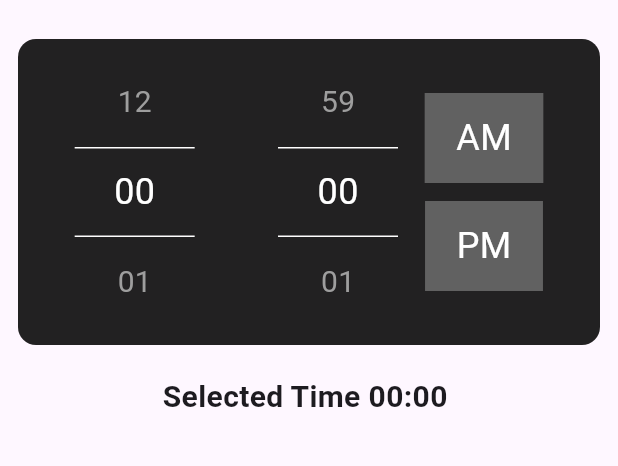
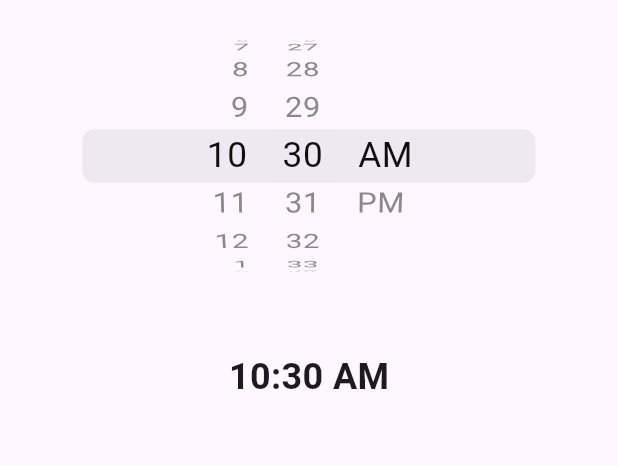
Before and after one commit to wahidmurad1/Alarm-App, a Flutter app: the screen it shows after launch, after a tap on the "add" icon, on a phone screen of 412 x 824 dp, the part 63-529 px from its top. Run offline on Flutter 3.47's test engine with Material 2 defaults, Android fonts, the phone set to English and light mode, and no system bars; drawn by our look-alikes of numberpicker; our stand-ins replace flutter_riverpod.

Commit message:
time picker change to cupertino time picker

```diff
--- a/lib/alarm_details_page.dart
+++ b/lib/alarm_details_page.dart
@@ -1,16 +1,14 @@
 import 'package:alarm_app/alarm_list_notifier.dart';
+import 'package:flutter/cupertino.dart';
 import 'package:flutter/material.dart';
 import 'package:flutter_riverpod/flutter_riverpod.dart';
-import 'package:numberpicker/numberpicker.dart';
+import 'package:intl/intl.dart';
 
 class AlarmDetailsPage extends ConsumerWidget {
   const AlarmDetailsPage({super.key});
 
   @override
   Widget build(BuildContext context, WidgetRef ref) {
-    final hour = ref.watch(hourProvider);
-    final minute = ref.watch(minuteProvider);
-    final timeFormat = ref.watch(timeFormatProvider);
     return Scaffold(
       appBar: AppBar(
         elevation: 0,
@@ -24,125 +22,65 @@ class AlarmDetailsPage extends ConsumerWidget {
         actions: [
           IconButton(
               onPressed: () {
-                ref.read(alarmListProvider.notifier).add('${hour.toString().padLeft(2, '0')}:${minute.toString().padLeft(2, '0')} ${timeFormat.toString()}');
+                ref.read(alarmListProvider.notifier).add(DateFormat('hh:mm a').format(ref.watch(pickedTimeProvider)));
                 Navigator.pop(context);
               },
               icon: const Icon(Icons.check))
         ],
       ),
-      body: Padding(
-        padding: const EdgeInsets.symmetric(horizontal: 12, vertical: 12),
-        child: Column(
+      body: Column(
         children: [
-            Container(
-              padding: const EdgeInsets.symmetric(horizontal: 20, vertical: 12),
-              decoration: BoxDecoration(
-                color: Colors.black87,
-                borderRadius: BorderRadius.circular(12),
-              ),
-              child: Row(
-                mainAxisAlignment: MainAxisAlignment.spaceEvenly,
-                children: [
-                  NumberPicker(
-                    minValue: 0,
-                    maxValue: 12,
-                    value: hour,
-                    zeroPad: true,
-                    infiniteLoop: true,
-                    itemWidth: 80,
-                    itemHeight: 60,
-                    onChanged: (value) {
-                      ref.read(hourProvider.notifier).state = value;
+          SizedBox(
+            height: 180,
+            child: CupertinoDatePicker(
+              initialDateTime: DateTime.now(),
+              mode: CupertinoDatePickerMode.time,
+              onDateTimeChanged: (value) {
+                ref.read(pickedTimeProvider.notifier).state = value;
               },
-                    textStyle: const TextStyle(fontSize: 20, color: Colors.grey),
-                    selectedTextStyle: const TextStyle(fontSize: 24, color: Colors.white),
-                    decoration: const BoxDecoration(border: Border(top: BorderSide(color: Colors.white), bottom: BorderSide(color: Colors.white))),
-                  ),
-                  const SizedBox(
-                    width: 20,
-                  ),
-                  NumberPicker(
-                    minValue: 0,
-                    maxValue: 59,
-                    value: minute,
-                    zeroPad: true,
-                    infiniteLoop: true,
-                    itemWidth: 80,
-                    itemHeight: 60,
-                    onChanged: (value) {
-                      ref.read(minuteProvider.notifier).state = value;
-                    },
-                    textStyle: const TextStyle(fontSize: 20, color: Colors.grey),
-                    selectedTextStyle: const TextStyle(fontSize: 24, color: Colors.white),
-                    decoration: const BoxDecoration(border: Border(top: BorderSide(color: Colors.white), bottom: BorderSide(color: Colors.white))),
-                  ),
-                  Column(
-                    children: [
-                      InkWell(
-                        onTap: () {
-                          ref.read(timeFormatProvider.notifier).state = 'AM';
-                        },
-                        child: Container(
-                          padding: const EdgeInsets.symmetric(horizontal: 20, vertical: 12),
-                          decoration: BoxDecoration(
-                              color: timeFormat == 'AM' ? Colors.grey.shade800 : Colors.grey.shade700,
-                              border: Border.all(color: timeFormat == 'AM' ? Colors.grey : Colors.grey.shade700)),
-                          child: const Text(
-                            'AM',
-                            style: TextStyle(fontSize: 24, color: Colors.white),
             ),
           ),
-                      ),
+          // SizedBox(
+          //   height: 180,
+          //   child: Theme(
+          //     data: ThemeData.light().copyWith(
+          //       cupertinoOverrideTheme: CupertinoThemeData(
+          //         textTheme: CupertinoTextThemeData(
+          //           dateTimePickerTextStyle: TextStyle(
+          //             color: Colors.red, // change this to your desired color
+          //           ),
+          //         ),
+          //       ),
+          //     ),
+          //     child: CupertinoDatePicker(
+          //       initialDateTime: DateTime.now(),
+          //       mode: CupertinoDatePickerMode.time,
+          //       onDateTimeChanged: (value) {
+          //         ref.read(pickedTimeProvider.notifier).state = value;
+          //       },
+          //     ),
+          //   ),
+          // ),
+
+          // CupertinoDatePicker(
+          //     initialDateTime: DateTime.now(),
+          //     mode: CupertinoDatePickerMode.time,
+          //     onDateTimeChanged: (value) {
+          //       ref.read(pickedTimeProvider.notifier).state = value;
+          //     })),
+          // Text(
+          //   'Selected Time ${hour.toString().padLeft(2, '0')}:${minute.toString().padLeft(2, '0')} ${timeFormat.toString()}',
+          //   style: const TextStyle(fontSize: 20, fontWeight: FontWeight.bold),
+          // ),
           const SizedBox(
-                        height: 12,
-                      ),
-                      InkWell(
-                        onTap: () {
-                          ref.read(timeFormatProvider.notifier).state = 'PM';
-                        },
-                        child: Container(
-                          padding: const EdgeInsets.symmetric(horizontal: 20, vertical: 12),
-                          decoration: BoxDecoration(
-                              color: timeFormat == 'PM' ? Colors.grey.shade800 : Colors.grey.shade700,
-                              border: Border.all(color: timeFormat == 'PM' ? Colors.grey : Colors.grey.shade700)),
-                          child: const Text(
-                            'PM',
-                            style: TextStyle(fontSize: 24, color: Colors.white),
-                          ),
-                        ),
-                      ),
-                    ],
-                  ),
-                ],
-              ),
-            ),
-            const SizedBox(
-              height: 20,
+            height: 40,
           ),
           Text(
-              'Selected Time ${hour.toString().padLeft(2, '0')}:${minute.toString().padLeft(2, '0')} ${timeFormat.toString()}',
-              style: const TextStyle(fontSize: 20, fontWeight: FontWeight.bold),
-            ),
+            DateFormat('hh:mm a').format(ref.watch(pickedTimeProvider)),
+            style: const TextStyle(fontSize: 24, fontWeight: FontWeight.bold),
+          )
         ],
-        ),
       ),
     );
   }
-
-  Future<void> selectTime(BuildContext context) async {
-    final TimeOfDay? pickedTime = await showTimePicker(
-      context: context,
-      initialTime: TimeOfDay.now(),
-      builder: (BuildContext context, Widget? child) {
-        return MediaQuery(
-          data: MediaQuery.of(context).copyWith(alwaysUse24HourFormat: false),
-          child: child!,
-        );
-      },
-    );
-
-    if (pickedTime != null) {
-      print(pickedTime.format(context));
 }
-  }
-}
--- a/lib/alarm_list_notifier.dart
+++ b/lib/alarm_list_notifier.dart
@@ -21,3 +21,6 @@ final minuteProvider = StateProvider<int>((ref) {
 final timeFormatProvider = StateProvider<String>((ref) {
   return "";
 });
+final pickedTimeProvider = StateProvider<DateTime>((ref) {
+  return DateTime.now();
+},);
--- a/lib/alarm_view.dart
+++ b/lib/alarm_view.dart
@@ -10,8 +10,13 @@ class AlarmView extends ConsumerWidget {
   @override
   Widget build(BuildContext context, WidgetRef ref) {
     final alarmList = ref.watch(alarmListProvider);
-    return Scaffold(
+    return Container(
+      color: Colors.white,
+      child: SafeArea(
+        top: false,
+        child: Scaffold(
           appBar: AppBar(
+            backgroundColor: Colors.white,
             title: const Text(
               'Alarm',
               style: TextStyle(fontSize: 20, fontWeight: FontWeight.bold, color: Colors.blue),
@@ -19,7 +24,10 @@ class AlarmView extends ConsumerWidget {
             actions: [
               IconButton(
                 onPressed: () {
-              // ref.read(alarmListProvider.notifier).add('6:00 AM');
+                  Consumer(builder: (context, ref, child) {
+                    ref.invalidate(pickedTimeProvider);
+                    return const SizedBox();
+                  });
                   Navigator.of(context).push(MaterialPageRoute(builder: (context) => const AlarmDetailsPage()));
                 },
                 icon: const Icon(
@@ -80,6 +88,8 @@ class AlarmView extends ConsumerWidget {
               ),
             ],
           ),
+        ),
+      ),
     );
   }
 }
--- a/lib/main.dart
+++ b/lib/main.dart
@@ -19,7 +19,7 @@ class MyApp extends StatelessWidget {
         useMaterial3: true,
       ),
       debugShowCheckedModeBanner: false,
-      home: AlarmView(),
+      home: const AlarmView(),
     );
   }
 }
--- a/pubspec.yaml
+++ b/pubspec.yaml
@@ -36,6 +36,7 @@ dependencies:
   cupertino_icons: ^1.0.2
   flutter_riverpod: ^2.4.8
   numberpicker: ^2.1.2
+  intl: ^0.18.1
 
 dev_dependencies:
   flutter_test:
```
Also changed, not shown: pubspec.lock. Lines whose indentation alone changed are shown as unchanged.
